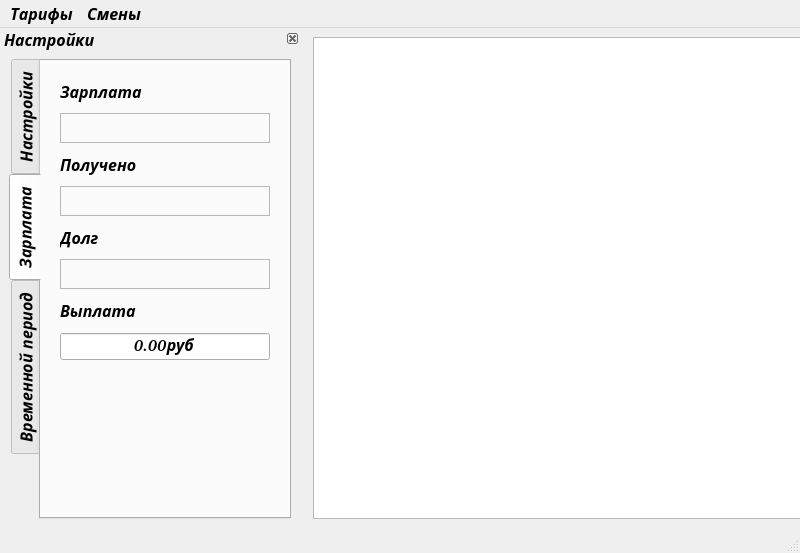
Before: the Qt Designer form my_form.ui in PavelSimakov/i_study_comboBox_new2, drawn with Qt 5.
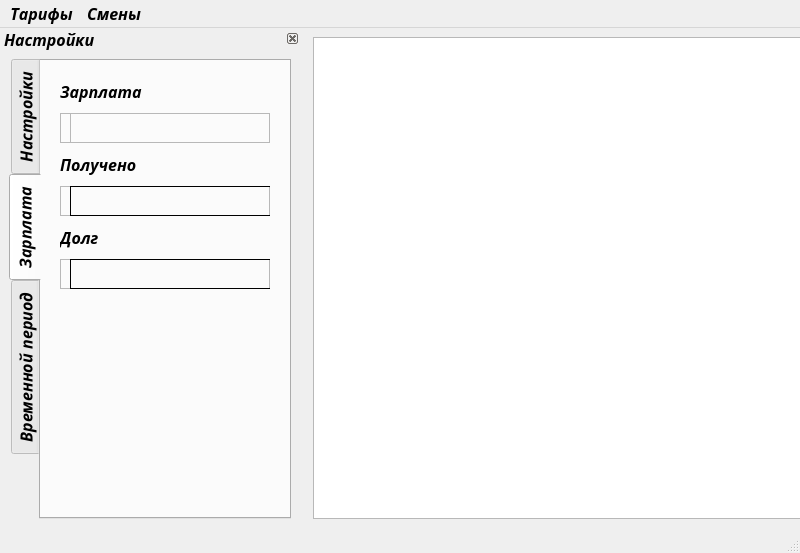
After: the same form once the commit is applied.

Commit message: доработан метод расчёта смены и изьенён файл .ui

```diff
--- a/my_form.ui
+++ b/my_form.ui
@@ -180,7 +180,7 @@
    <property name="minimumSize">
     <size>
      <width>300</width>
-     <height>453</height>
+     <height>454</height>
     </size>
    </property>
    <property name="maximumSize">
@@ -503,6 +503,9 @@
                 <height>0</height>
                </size>
               </property>
+              <property name="frameShape">
+               <enum>QFrame::StyledPanel</enum>
+              </property>
               <property name="text">
                <string/>
               </property>
@@ -536,9 +539,9 @@
              <widget class="QLabel" name="label_payOut">
               <property name="geometry">
                <rect>
-                <x>0</x>
+                <x>10</x>
                 <y>0</y>
-                <width>217</width>
+                <width>201</width>
                 <height>30</height>
                </rect>
               </property>
@@ -548,6 +551,9 @@
                 <height>30</height>
                </size>
               </property>
+              <property name="frameShape">
+               <enum>QFrame::Box</enum>
+              </property>
               <property name="text">
                <string/>
               </property>
@@ -581,9 +587,9 @@
              <widget class="QLabel" name="label_debt">
               <property name="geometry">
                <rect>
-                <x>0</x>
+                <x>10</x>
                 <y>0</y>
-                <width>217</width>
+                <width>201</width>
                 <height>30</height>
                </rect>
               </property>
@@ -593,6 +599,9 @@
                 <height>30</height>
                </size>
               </property>
+              <property name="frameShape">
+               <enum>QFrame::Box</enum>
+              </property>
               <property name="text">
                <string/>
               </property>
@@ -602,29 +611,6 @@
              </widget>
             </widget>
            </item>
-           <item>
-            <widget class="QLabel" name="label_2">
-             <property name="text">
-              <string>Выплата</string>
-             </property>
-            </widget>
-           </item>
-           <item>
-            <widget class="QDoubleSpinBox" name="doubleSpinBox">
-             <property name="alignment">
-              <set>Qt::AlignCenter</set>
-             </property>
-             <property name="buttonSymbols">
-              <enum>QAbstractSpinBox::NoButtons</enum>
-             </property>
-             <property name="suffix">
-              <string>руб</string>
-             </property>
-             <property name="maximum">
-              <double>9999.989999999999782</double>
-             </property>
-            </widget>
-           </item>
            <item>
             <spacer name="verticalSpacer_2">
              <property name="orientation">
```
Left out of the diff: 2 changed lines with no effect on the pictures. The commit also changes 2 other files.
